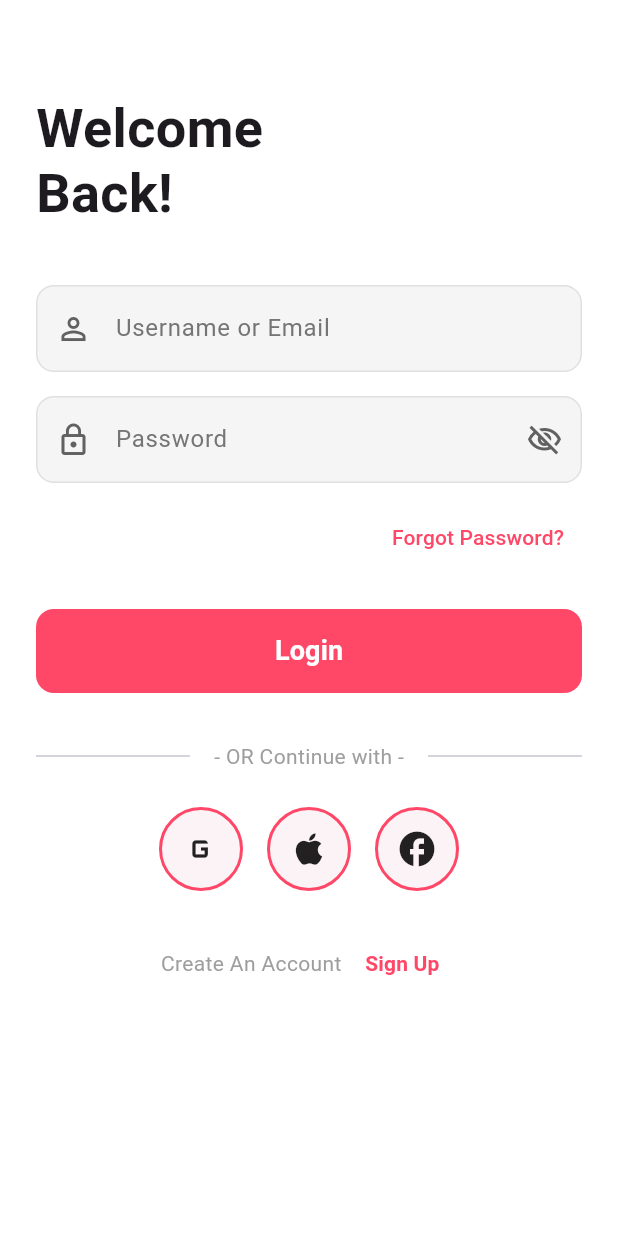
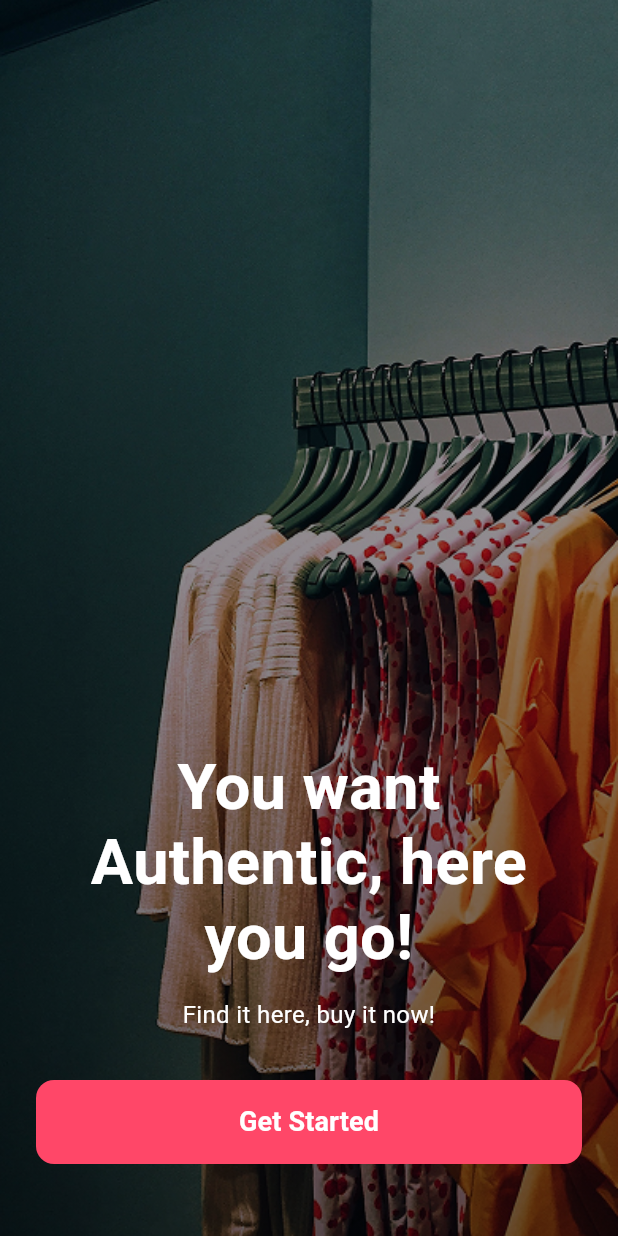
Before and after one commit to AbMamun12/ideated_ecom, a Flutter app: the LoginScreen screen opened by its route, after a tap on "Login", on a phone screen of 412 x 824 dp. Run offline on Flutter 3.47's test engine with Material 3 defaults, Android fonts, the phone set to English and light mode, and no system bars; our stand-ins replace flutter_svg.

Commit message:
get start screen done

```diff
--- a/lib/core/constant/asset_paths.dart
+++ b/lib/core/constant/asset_paths.dart
@@ -3,4 +3,7 @@ static const String splash = 'assets/images/auth/splash.svg';
 static const String onboard1 = 'assets/images/auth/onboarding 1.svg';
 static const String onboard2 = 'assets/images/auth/onboarding 2.svg';
 static const String onboard3 = 'assets/images/auth/onboarding 3.svg';
+static const String unsplashBackground = 'assets/images/auth/unsplash_fouVDmGXoPI.jpg';
+
+
 }
--- a/lib/core/router/app_routes.dart
+++ b/lib/core/router/app_routes.dart
@@ -1,4 +1,5 @@
 import 'package:flutter/material.dart';
+import 'package:ideated_ecom/features/auth/views/get_start.dart';
 import 'package:ideated_ecom/features/auth/views/login_screen.dart';
 import 'package:ideated_ecom/features/onboarding/onboarding_screen.dart';
 import 'package:ideated_ecom/features/splash/splash_screen.dart';
@@ -7,13 +8,14 @@ class AppRoutes {
   static const splash = '/';
   static const onboarding = '/onboarding';
   static const login = '/login';
-
+  static const getStart = '/getStart';
 
 
   static Map<String, WidgetBuilder> routes = {
     splash: (_) => const SplashScreen(),
     onboarding: (_) => const OnboardingScreen(),
     login: (_) => const LoginScreen(),
+    getStart: (_) => const GetStart(),
 
 
   };
--- /dev/null
+++ b/lib/features/auth/views/get_start.dart
@@ -0,0 +1,107 @@
+
+import 'package:flutter/material.dart';
+import 'package:ideated_ecom/core/constant/asset_paths.dart';
+import 'package:ideated_ecom/features/auth/widgets/primary_button.dart';
+
+class GetStart extends StatelessWidget {
+  const GetStart({super.key});
+
+  @override
+  Widget build(BuildContext context) {
+    return Scaffold(
+      body: Stack(
+        fit: StackFit.expand,
+        children: [
+          // Background Image
+          Image.asset(AssetPaths.unsplashBackground,
+            fit: BoxFit.cover,
+          ),
+
+          // Gradient Overlay
+          Container(
+            decoration: BoxDecoration(
+              gradient: LinearGradient(
+                begin: Alignment.topCenter,
+                end: Alignment.bottomCenter,
+                colors: [
+                  Colors.black.withOpacity(0.3),
+                  Colors.black.withOpacity(0.6),
+                ],
+              ),
+            ),
+          ),
+
+          // Content
+          SafeArea(
+            child: Padding(
+              padding: const EdgeInsets.symmetric(horizontal: 24.0),
+              child: Column(
+                mainAxisAlignment: MainAxisAlignment.end,
+                children: [
+                  // Title Text
+                  const Text(
+                    'You want',
+                    style: TextStyle(
+                      fontSize: 42,
+                      fontWeight: FontWeight.bold,
+                      color: Colors.white,
+                      height: 1.2,
+                    ),
+                    textAlign: TextAlign.center,
+                  ),
+
+                  const Text(
+                    'Authentic, here',
+                    style: TextStyle(
+                      fontSize: 42,
+                      fontWeight: FontWeight.bold,
+                      color: Colors.white,
+                      height: 1.2,
+                    ),
+                    textAlign: TextAlign.center,
+                  ),
+
+                  const Text(
+                    'you go!',
+                    style: TextStyle(
+                      fontSize: 42,
+                      fontWeight: FontWeight.bold,
+                      color: Colors.white,
+                      height: 1.2,
+                    ),
+                    textAlign: TextAlign.center,
+                  ),
+
+                  const SizedBox(height: 16),
+
+                  // Subtitle Text
+                  const Text(
+                    'Find it here, buy it now!',
+                    style: TextStyle(
+                      fontSize: 16,
+                      color: Colors.white,
+                      fontWeight: FontWeight.w400,
+                    ),
+                    textAlign: TextAlign.center,
+                  ),
+
+                  const SizedBox(height: 32),
+
+                  // Get Started Button
+                  PrimaryButton(
+                    text: 'Get Started',
+                    onPressed: () {
+                      // Navigate to next screen
+                    },
+                  ),
+
+                  const SizedBox(height: 48),
+                ],
+              ),
+            ),
+          ),
+        ],
+      ),
+    );
+  }
+}
--- a/lib/features/auth/views/login_screen.dart
+++ b/lib/features/auth/views/login_screen.dart
@@ -1,4 +1,5 @@
 import 'package:flutter/material.dart';
+import 'package:ideated_ecom/core/router/app_routes.dart';
 import 'package:ideated_ecom/features/auth/views/forgot_password_screen.dart';
 import 'package:ideated_ecom/features/auth/views/sign_up_screen.dart';
 import 'package:ideated_ecom/features/auth/widgets/custom_text_field.dart';
@@ -61,7 +62,10 @@ class LoginScreen extends StatelessWidget {
                 const SizedBox(height: 24),
                 PrimaryButton(
                   text: 'Login',
-                  onPressed: () {},
+                  onPressed: () {
+                    Navigator.pushReplacementNamed(context, AppRoutes.getStart);
+
+                  },
                 ),
                 const SizedBox(height: 32),
                 const Row(
```
Also changed, not shown: assets/images/auth/unsplash_fouVDmGXoPI.jpg (added).
